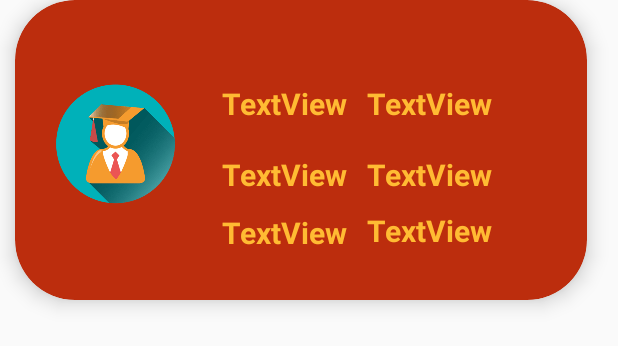
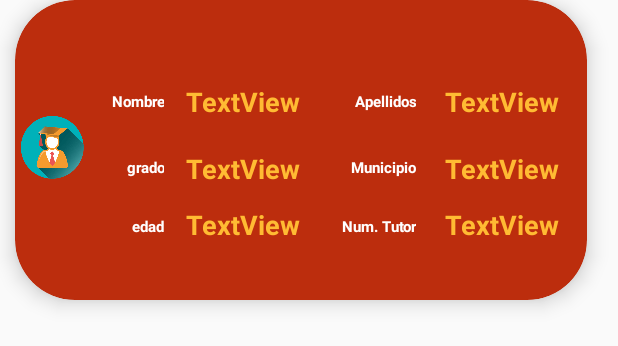
Before and after one commit to Sergiooo97/ntcad, an Android app: the layout item_estudiante1.xml on its own in the app's theme, with its tools: preview values and no code run, on a phone screen of 412 x 824 dp. Shown: the top 346 px of the screen. Run offline under Robolectric (Android 15) with nearby library versions, the phone set to English and light mode, and no system bars.

Commit message:
Cardviews modificados

```diff
--- a/ncad/SplashtoHomeAngga-master/app/src/main/java/com/example/anggarisky/splashtohomeangga/Consulta.java
+++ b/ncad/SplashtoHomeAngga-master/app/src/main/java/com/example/anggarisky/splashtohomeangga/Consulta.java
@@ -42,6 +42,7 @@ public class Consulta extends AppCompatActivity {
 
 
        }
+       /*
         if(selec.equals("1")){
             recycleviewalumnos1 = (RecyclerView) findViewById(R.id.Recycleruno);
             recycleviewalumnos1.setLayoutManager(new LinearLayoutManager((this)));
@@ -95,7 +96,7 @@ public class Consulta extends AppCompatActivity {
 
 
 
-        }
+        }*/
     }
     public Connection conexionBD()
     {
@@ -118,7 +119,7 @@ public class Consulta extends AppCompatActivity {
             Statement st=conexionBD().createStatement();
             ResultSet rs=st.executeQuery("select * from natacadT ORDER BY Grado, Edad ASC");
             while (rs.next()){
-                alumno.add(new Primergrado(rs.getString("Nombre"), rs.getString("Edad"),rs.getString("Grado"), R.drawable.estudiante));
+                alumno.add(new Primergrado(rs.getString("Nombre"), rs.getString("Edad"),rs.getString("Grado"),rs.getString("Apellidos"),  R.drawable.estudiante));
 
             }
 
@@ -129,7 +130,7 @@ public class Consulta extends AppCompatActivity {
         }
         return alumno;
     }
-
+/*
     public List<Primergrado> obtenerBD2(){
         List<Primergrado> alumno = new ArrayList<>();
         try{
@@ -231,5 +232,5 @@ public class Consulta extends AppCompatActivity {
 
         }
         return alumno;
-    }
+    }*/
 }
--- a/ncad/SplashtoHomeAngga-master/app/src/main/java/com/example/anggarisky/splashtohomeangga/Primergrado.java
+++ b/ncad/SplashtoHomeAngga-master/app/src/main/java/com/example/anggarisky/splashtohomeangga/Primergrado.java
@@ -1,17 +1,18 @@
 package com.example.anggarisky.splashtohomeangga;
 
 public class Primergrado {
-    private String nombre1, edad1, grado1;
+    private String nombre1, edad1, grado1, apellido1;
     private int imageEst;
 
     public Primergrado() {
     }
 
-    public Primergrado(String nombre1, String edad1, String grado1, int imageEst) {
+    public Primergrado(String nombre1, String edad1, String grado1, String apellido1, int imageEst) {
         this.nombre1 = nombre1;
         this.edad1 = edad1;
         this.grado1 = grado1;
         this.imageEst = imageEst;
+        this.apellido1 = apellido1;
     }
 
     public String getNombre1() {
@@ -45,4 +46,10 @@ public class Primergrado {
     public void setImageEst(int imageEst) {
         this.imageEst = imageEst;
     }
+    public String getApellido1() {
+        return apellido1;
+    }
+    public void setApellido1(String apellido1) {
+        this.apellido1 = apellido1;
+    }
 }
--- a/ncad/SplashtoHomeAngga-master/app/src/main/java/com/example/anggarisky/splashtohomeangga/RecyclerVIewAdap1.java
+++ b/ncad/SplashtoHomeAngga-master/app/src/main/java/com/example/anggarisky/splashtohomeangga/RecyclerVIewAdap1.java
@@ -13,7 +13,7 @@ import java.util.List;
 public class RecyclerVIewAdap1 extends RecyclerView.Adapter<RecyclerVIewAdap1.ViewHolder> {
 
     public static class ViewHolder extends RecyclerView.ViewHolder{
-        private TextView nombre1, edad1, grado1;
+        private TextView nombre1, edad1, grado1, apellido1;
         ImageView imageEest;
 
         public ViewHolder(@NonNull View itemView) {
@@ -22,6 +22,8 @@ public class RecyclerVIewAdap1 extends RecyclerView.Adapter<RecyclerVIewAdap1.Vi
             edad1=(TextView)itemView.findViewById(R.id.txtEdad1);
             imageEest=(ImageView)itemView.findViewById(R.id.imgEst1);
             grado1 = (TextView) itemView.findViewById(R.id.txtGrado1);
+            apellido1 = (TextView) itemView.findViewById(R.id.txtApellido1);
+
         }
     }
     public List<Primergrado> alumnosLIsta1;
@@ -45,6 +47,8 @@ public class RecyclerVIewAdap1 extends RecyclerView.Adapter<RecyclerVIewAdap1.Vi
         holder.nombre1.setText(alumnosLIsta1.get(position).getNombre1());
         holder.grado1.setText(alumnosLIsta1.get(position).getGrado1());
         holder.edad1.setText(alumnosLIsta1.get(position).getEdad1());
+        holder.apellido1.setText(alumnosLIsta1.get(position).getApellido1());
+
         holder.imageEest.setImageResource(alumnosLIsta1.get(position).getImageEst());
 
     }
--- a/ncad/SplashtoHomeAngga-master/app/src/main/res/layout/item_estudiante1.xml
+++ b/ncad/SplashtoHomeAngga-master/app/src/main/res/layout/item_estudiante1.xml
@@ -26,15 +26,59 @@
 
                 <ImageView
                     android:id="@+id/imgEst1"
-                    android:layout_width="258dp"
-                    android:layout_height="118dp"
-                    android:layout_marginLeft="20dp"
-                    android:layout_marginTop="40dp"
+                    android:layout_width="171dp"
+                    android:layout_height="match_parent"
                     android:layout_weight="1"
                     app:srcCompat="@drawable/estudiante" />
 
                 <LinearLayout
-                    android:layout_width="263dp"
+                    android:layout_width="160dp"
+                    android:layout_height="match_parent"
+
+                    android:layout_marginTop="40dp"
+                    android:layout_weight="1"
+                    android:orientation="vertical">
+
+                    <TextView
+                        android:id="@+id/tvnombre"
+                        android:layout_width="match_parent"
+                        android:layout_height="wrap_content"
+                        android:layout_marginTop="5dp"
+                        android:gravity="right"
+                        android:paddingTop="10dp"
+                        android:paddingBottom="10dp"
+                        android:text="Nombre"
+                        android:textColor="@android:color/white"
+                        android:textSize="10sp"
+                        android:textStyle="bold" />
+
+                    <TextView
+                        android:id="@+id/tvgrado"
+                        android:layout_width="match_parent"
+                        android:layout_height="wrap_content"
+                        android:layout_marginTop="10dp"
+                        android:gravity="right"
+                        android:paddingTop="10dp"
+                        android:paddingBottom="10dp"
+                        android:text="grado"
+                        android:textColor="@android:color/white"
+                        android:textSize="10sp"
+                        android:textStyle="bold" />
+
+                    <TextView
+                        android:id="@+id/tvedad"
+                        android:layout_width="match_parent"
+                        android:layout_height="30dp"
+                        android:layout_marginTop="15dp"
+                        android:gravity="right"
+                        android:text="edad"
+                        android:textColor="@android:color/white"
+                        android:textSize="10sp"
+                        android:textStyle="bold" />
+                </LinearLayout>
+
+                <LinearLayout
+                    android:layout_width="220dp"
                     android:layout_height="170dp"
                     android:layout_marginTop="40dp"
 
@@ -50,7 +94,7 @@
                         android:paddingBottom="10dp"
                         android:text="TextView"
                         android:textColor="@android:color/holo_orange_light"
-                        android:textSize="20sp"
+                        android:textSize="18sp"
                         android:textStyle="bold" />
 
                     <TextView
@@ -62,7 +106,7 @@
                         android:paddingBottom="10dp"
                         android:text="TextView"
                         android:textColor="@android:color/holo_orange_light"
-                        android:textSize="20sp"
+                        android:textSize="18sp"
                         android:textStyle="bold" />
 
                     <TextView
@@ -72,12 +116,58 @@
                         android:gravity="center"
                         android:text="TextView"
                         android:textColor="@android:color/holo_orange_light"
-                        android:textSize="20sp"
+                        android:textSize="18sp"
                         android:textStyle="bold" />
                 </LinearLayout>
 
                 <LinearLayout
-                    android:layout_width="300dp"
+                    android:layout_width="180dp"
+                    android:layout_height="match_parent"
+
+                    android:layout_marginTop="40dp"
+                    android:layout_weight="1"
+                    android:orientation="vertical">
+
+                    <TextView
+                        android:id="@+id/tvapellido"
+                        android:layout_width="match_parent"
+                        android:layout_height="wrap_content"
+                        android:layout_marginTop="5dp"
+                        android:gravity="right"
+                        android:paddingTop="10dp"
+                        android:paddingBottom="10dp"
+                        android:text="Apellidos"
+                        android:textColor="@android:color/white"
+                        android:textSize="10sp"
+                        android:textStyle="bold" />
+
+                    <TextView
+                        android:id="@+id/tvmunicipio"
+                        android:layout_width="match_parent"
+                        android:layout_height="wrap_content"
+                        android:layout_marginTop="10dp"
+                        android:gravity="right"
+                        android:paddingTop="10dp"
+                        android:paddingBottom="10dp"
+                        android:text="Municipio"
+                        android:textColor="@android:color/white"
+                        android:textSize="10sp"
+                        android:textStyle="bold" />
+
+                    <TextView
+                        android:id="@+id/tvnumtutor"
+                        android:layout_width="match_parent"
+                        android:layout_height="30dp"
+                        android:layout_marginTop="15dp"
+                        android:gravity="right"
+                        android:text="Num. Tutor"
+                        android:textColor="@android:color/white"
+                        android:textSize="10sp"
+                        android:textStyle="bold" />
+                </LinearLayout>
+
+                <LinearLayout
+                    android:layout_width="230dp"
                     android:layout_height="match_parent"
 
                     android:layout_marginTop="40dp"
@@ -88,34 +178,34 @@
                         android:id="@+id/txtApellido1"
                         android:layout_width="match_parent"
                         android:layout_height="wrap_content"
-                        android:gravity="left"
+                        android:gravity="center"
                         android:paddingTop="10dp"
                         android:paddingBottom="10dp"
                         android:text="TextView"
                         android:textColor="@android:color/holo_orange_light"
-                        android:textSize="20sp"
+                        android:textSize="18sp"
                         android:textStyle="bold" />
 
                     <TextView
                         android:id="@+id/txtMunicipio1"
                         android:layout_width="match_parent"
                         android:layout_height="wrap_content"
-                        android:gravity="left"
+                        android:gravity="center"
                         android:paddingTop="10dp"
                         android:paddingBottom="10dp"
                         android:text="TextView"
                         android:textColor="@android:color/holo_orange_light"
-                        android:textSize="20sp"
+                        android:textSize="18sp"
                         android:textStyle="bold" />
 
                     <TextView
                         android:id="@+id/txtF"
                         android:layout_width="match_parent"
                         android:layout_height="30dp"
-                        android:gravity="left"
+                        android:gravity="center"
                         android:text="TextView"
                         android:textColor="@android:color/holo_orange_light"
-                        android:textSize="20sp"
+                        android:textSize="18sp"
                         android:textStyle="bold" />
                 </LinearLayout>
             </LinearLayout>
```
